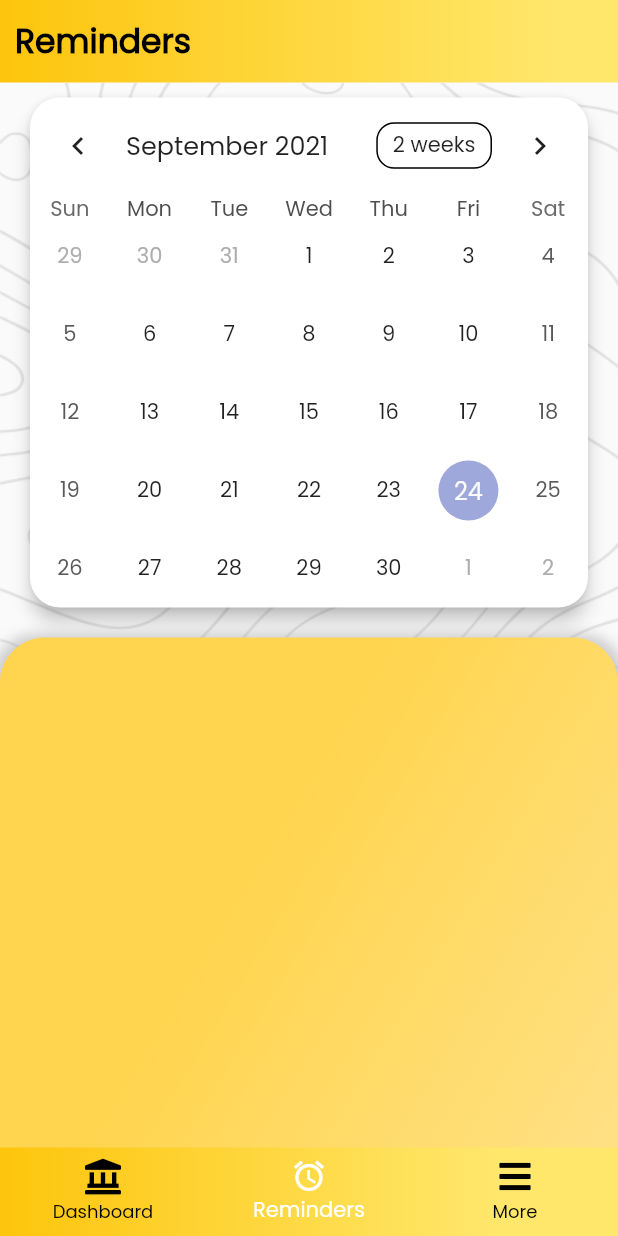
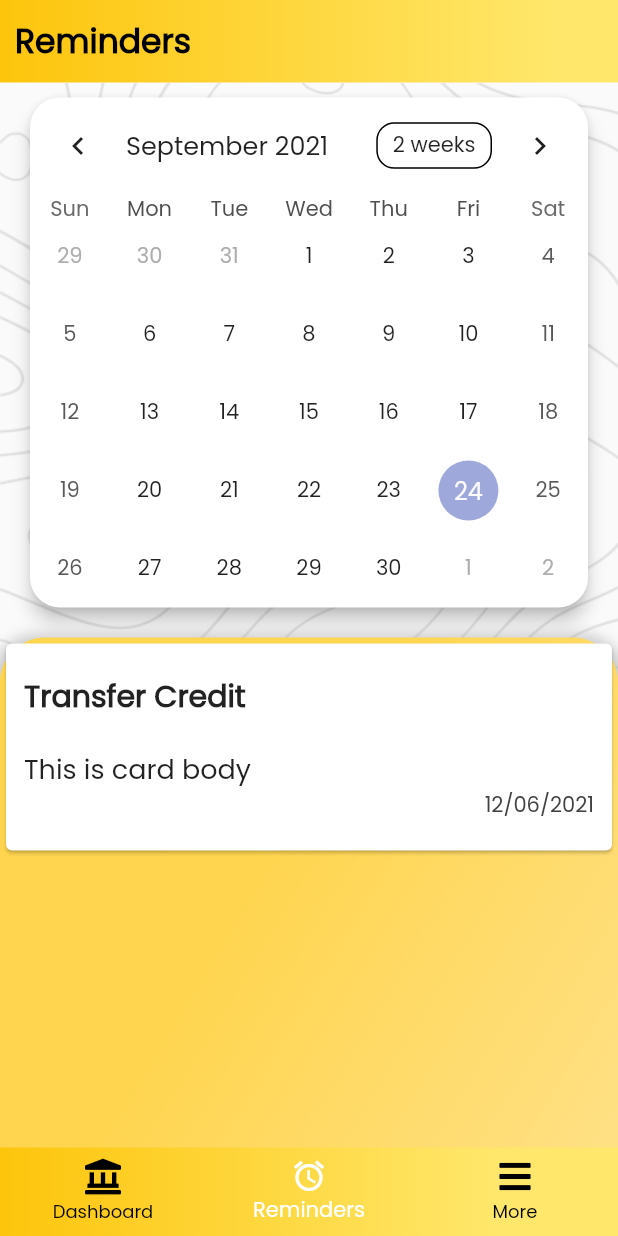
Before and after one commit to it19951386/BOC_Mobile_App, a Flutter app: the screen it shows after launch, item 2 of the bottom bar chosen, on a phone screen of 412 x 824 dp. Run offline on Flutter 3.47's test engine with Material 2 defaults, Android fonts, the phone set to English and light mode, and no system bars; drawn by our look-alikes of table_calendar; our stand-ins replace font_awesome_flutter.

Commit message:
add first card into reminder.dart

```diff
--- a/lib/screens/charith/reminder.dart
+++ b/lib/screens/charith/reminder.dart
@@ -68,6 +68,40 @@ class _ReminderState extends State<Reminder> {
                                   ]),
                               height: 500.0,
                               alignment: Alignment.topCenter,
+                              child: Column(
+                                children: <Widget>[
+                                  Card(
+                                    child: Padding(
+                                      padding: const EdgeInsets.fromLTRB(
+                                          12.0, 20.0, 12.0, 20.0),
+                                      child: Column(
+                                        crossAxisAlignment:
+                                            CrossAxisAlignment.stretch,
+                                        children: <Widget>[
+                                          Text(
+                                            'Transfer Credit',
+                                            style: TextStyle(
+                                              fontSize: 20,
+                                              fontWeight: FontWeight.bold,
+                                            ),
+                                          ),
+                                          const SizedBox(height: 20),
+                                          Text(
+                                            'This is card body',
+                                            style: TextStyle(fontSize: 18),
+                                          ),
+                                          Text(
+                                            '12/06/2021',
+                                            textAlign: TextAlign.right,
+                                            style: TextStyle(
+                                                color: Colors.grey[800]),
+                                          ),
+                                        ],
+                                      ),
+                                    ),
+                                  ),
+                                ],
+                              ),
                             ),
                           ],
                         ),
```
